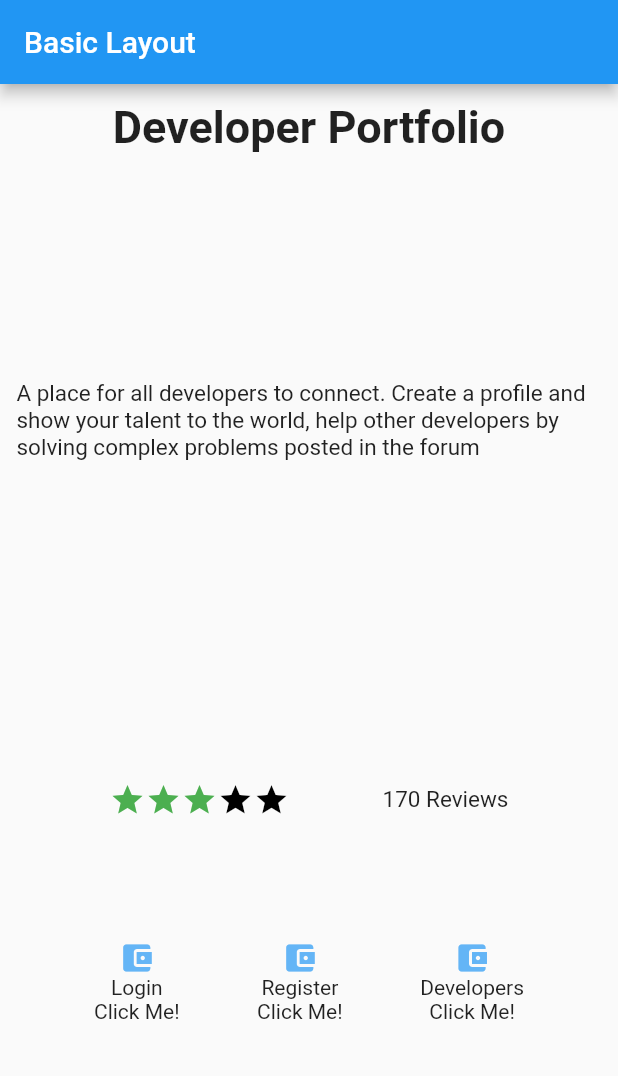
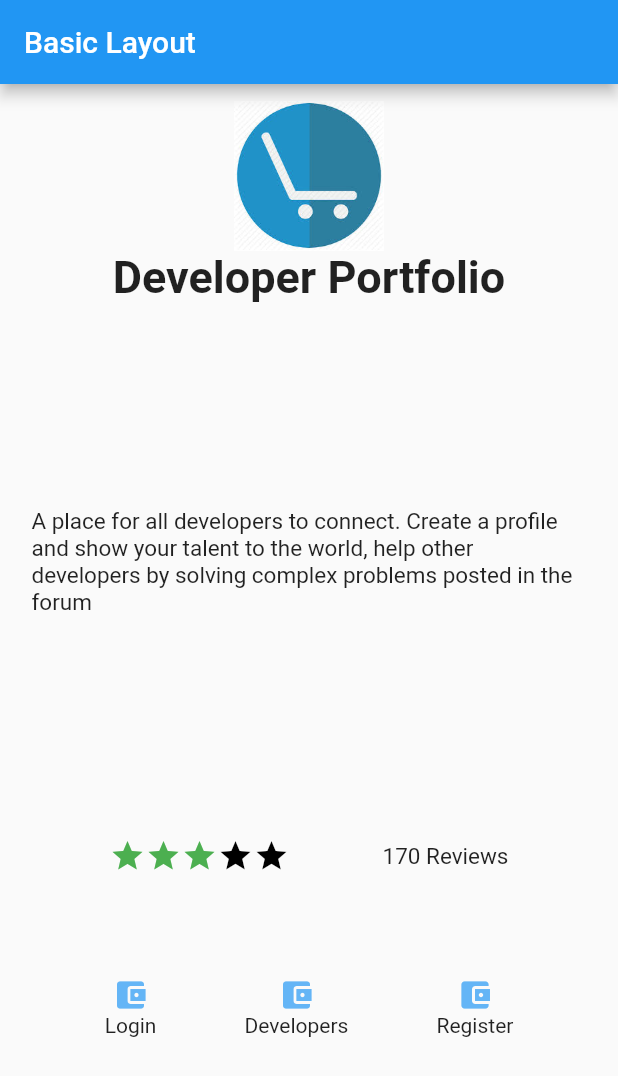
Before and after one commit to asonib/FlutterApps, a Flutter app: the screen it shows after launch, on a phone screen of 412 x 824 dp. Shown: the top 1076 px of the screen. Run offline on Flutter 3.47's test engine with Material 2 defaults, Android fonts, the phone set to English and light mode, and no system bars.

Commit message:
static assets

```diff
--- a/Layout/lib/main.dart
+++ b/Layout/lib/main.dart
@@ -6,7 +6,7 @@ void main() {
 
 class MyApp extends StatelessWidget {
   // This widget is the root of your application.
-  var desc = Text(
+  final desc = Text(
     'A place for all developers to connect. Create a profile and show your talent to the world, help other developers by solving complex problems posted in the forum',
     style: TextStyle(
       fontSize: 15,
@@ -29,6 +29,10 @@ class MyApp extends StatelessWidget {
         padding: EdgeInsets.all(1),
         child: Column(
           children: <Widget>[
+            Image.asset(
+              'icon.jpeg',
+              width: 100,
+            ),
             Expanded(
               child: Text(
                 'Developer Portfolio',
@@ -36,8 +40,10 @@ class MyApp extends StatelessWidget {
               ),
             ),
             Expanded(
+                child: Container(
+              padding: EdgeInsets.all(10),
               child: desc,
-            ),
+            )),
             Expanded(
               child: Row(
                 mainAxisAlignment: MainAxisAlignment.spaceEvenly,
@@ -73,8 +79,18 @@ class MyApp extends StatelessWidget {
                         Row(
                           children: <Widget>[Text('Login')],
                         ),
+                      ],
+                    ),
+                  ),
+                  Container(
+                    child: Column(
+                      children: <Widget>[
+                        Icon(
+                          Icons.account_balance_wallet,
+                          color: Colors.blue[300],
+                        ),
                         Row(
-                          children: <Widget>[Text('Click Me!')],
+                          children: <Widget>[Text('Developers')],
                         ),
                       ],
                     ),
@@ -89,25 +105,6 @@ class MyApp extends StatelessWidget {
                         Row(
                           children: <Widget>[Text('Register')],
                         ),
-                        Row(
-                          children: <Widget>[Text('Click Me!')],
-                        ),
-                      ],
-                    ),
-                  ),
-                  Container(
-                    child: Column(
-                      children: <Widget>[
-                        Icon(
-                          Icons.account_balance_wallet,
-                          color: Colors.blue[300],
-                        ),
-                        Row(
-                          children: <Widget>[Text('Developers')],
-                        ),
-                        Row(
-                          children: <Widget>[Text('Click Me!')],
-                        ),
                       ],
                     ),
                   )
--- a/Layout/pubspec.yaml
+++ b/Layout/pubspec.yaml
@@ -38,6 +38,8 @@ dev_dependencies:
 
 # The following section is specific to Flutter.
 flutter:
+  assets:
+    - icon.jpeg
 
   # The following line ensures that the Material Icons font is
   # included with your application, so that you can use the icons in
```
